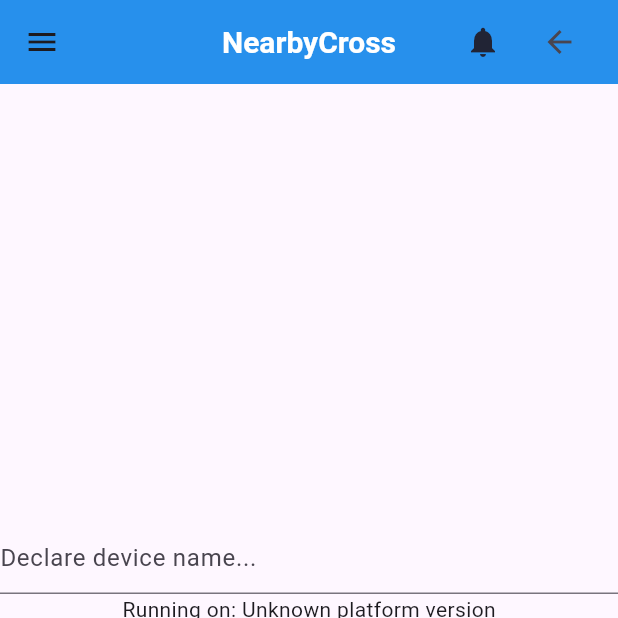
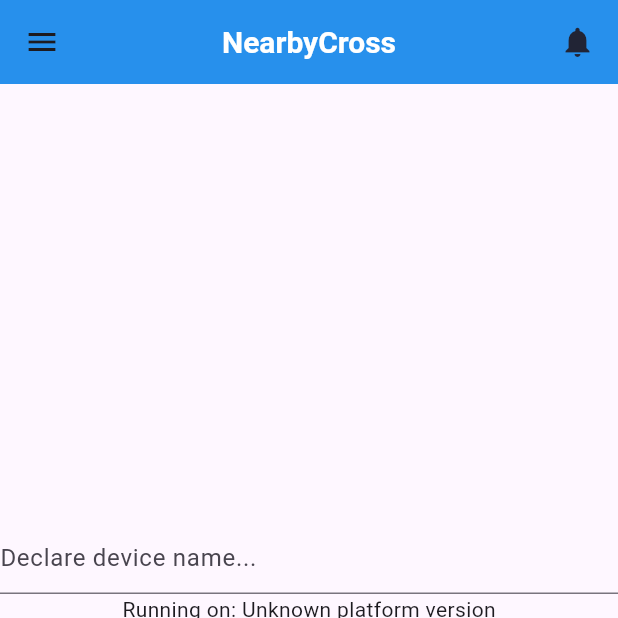
Before and after one commit to IgVelasco/nearby_cross, a Flutter app: the screen it shows after launch, on a phone screen of 412 x 824 dp, the top half of it. Run offline on Flutter 3.47's test engine with Material 3 defaults, Android fonts, the phone set to English and light mode, and no system bars; our stand-ins replace permission_handler, plugin_platform_interface; missing offline and left inert: dart:ffi.

Commit message:
refactor(flutter): :art: Refactor screens

```diff
--- /dev/null
+++ b/example/devtools_options.yaml
@@ -0,0 +1,2 @@
+extensions:
+  - provider: true
--- a/example/lib/screens/advertiser_comunication_screen.dart
+++ b/example/lib/screens/advertiser_comunication_screen.dart
@@ -8,68 +8,61 @@ import '../widgets/nc_appBar.dart';
 import '../widgets/nc_drawer.dart';
 import '../models/app_model.dart';
 
-class AdvertiserComunicationScreen extends StatefulWidget {
+class AdvertiserComunicationScreen extends StatelessWidget {
   final Item advertiser;
-  const AdvertiserComunicationScreen(this.advertiser, {super.key});
+  AdvertiserComunicationScreen({super.key, required this.advertiser});
 
-  @override
-  State<AdvertiserComunicationScreen> createState() =>
-      _AdvertiserComunicationScreenState();
-}
-
-class _AdvertiserComunicationScreenState
-    extends State<AdvertiserComunicationScreen> {
   final TextEditingController _textFieldController = TextEditingController();
-  bool _isDiscovering = false;
-  String _platformVersion = 'Unknown';
-  String _endpointId = 'Unknown 2';
-  Color _bgColor = Colors.white;
+  final String _platformVersion = 'Unknown';
+  final String _endpointId = 'Unknown 3';
+  final Color _bgColor = Colors.white;
   final _nearbyCrossPlugin = NearbyCross();
 
-  String serviceId = 'com.example.nearbyCrossExample';
+  final String serviceId = 'com.example.nearbyCrossExample';
 
-  @override
-  void initState() {
-    super.initState();
-    initPlatformState();
-  }
+  // @override
+  // void initState() {
+  //   super.initState();
+  //   initPlatformState();
+  // }
 
-  // Platform messages are asynchronous, so we initialize in an async method.
-  Future<void> initPlatformState() async {
-    String platformVersion;
-    // Platform messages may fail, so we use a try/catch PlatformException.
-    // We also handle the message potentially returning null.
-    try {
-      platformVersion = await _nearbyCrossPlugin.getPlatformVersion() ??
-          'Unknown platform version';
+  // // Platform messages are asynchronous, so we initialize in an async method.
+  // Future<void> initPlatformState() async {
+  //   String platformVersion;
+  //   // Platform messages may fail, so we use a try/catch PlatformException.
+  //   // We also handle the message potentially returning null.
+  //   try {
+  //     platformVersion = await _nearbyCrossPlugin.getPlatformVersion() ??
+  //         'Unknown platform version';
 
-      _nearbyCrossPlugin.methodChannel.setMethodCallHandler((call) async {
-        if (call.method == 'onEndpointFound') {
-          setState(() {
-            _endpointId = call.arguments;
-          });
-          print('Endpoint found: $_endpointId');
-        }
-      });
-    } on PlatformException {
-      platformVersion = 'Failed to get platform version.';
-    }
+  //     _nearbyCrossPlugin.methodChannel.setMethodCallHandler((call) async {
+  //       if (call.method == 'onEndpointFound') {
+  //         setState(() {
+  //           _endpointId = call.arguments;
+  //         });
+  //         print('Endpoint found: $_endpointId');
+  //       }
+  //     });
+  //   } on PlatformException {
+  //     platformVersion = 'Failed to get platform version.';
+  //   }
 
-    // If the widget was removed from the tree while the asynchronous platform
-    // message was in flight, we want to discard the reply rather than calling
-    // setState to update our non-existent appearance.
-    if (!mounted) return;
+  //   // If the widget was removed from the tree while the asynchronous platform
+  //   // message was in flight, we want to discard the reply rather than calling
+  //   // setState to update our non-existent appearance.
+  //   if (!mounted) return;
 
-    setState(() {
-      _platformVersion = platformVersion;
-    });
-  }
+  //   setState(() {
+  //     _platformVersion = platformVersion;
+  //   });
+  // }
 
   @override
   Widget build(BuildContext context) {
     return MaterialApp(
       home: Scaffold(
         appBar: const NCAppBar(),
+        drawer: const NCDrawer(),
         body: Column(
           mainAxisAlignment: MainAxisAlignment.center,
           children: [
@@ -125,16 +118,12 @@ class _AdvertiserComunicationScreenState
     } catch (e) {
       print('Error starting advertising: $e');
     }
-
-    setState(() {
-      _isDiscovering = false;
-    });
   }
 
   void _disconnect() async {
     try {
       await _nearbyCrossPlugin.disconnect(serviceId);
-      Navigator.pop(context);
+      // Navigator.pop(context);
     } catch (e) {
       print('Error disconnecting: $e');
     }
--- a/example/lib/screens/main_screen.dart
+++ b/example/lib/screens/main_screen.dart
@@ -185,7 +185,7 @@ class MainScreen extends StatelessWidget {
                               Navigator.of(context).push(MaterialPageRoute(
                                 builder: (context) =>
                                     AdvertiserComunicationScreen(
-                                        app.connectedAdvertiser),
+                                        advertiser: app.connectedAdvertiser),
                               ));
                             },
                             trailing: const Icon(Icons.arrow_forward_ios,
--- a/example/lib/widgets/nc_appBar.dart
+++ b/example/lib/widgets/nc_appBar.dart
@@ -10,29 +10,22 @@ class NCAppBar extends StatelessWidget implements PreferredSizeWidget {
     return AppBar(
       elevation: 4,
       centerTitle: true,
-      automaticallyImplyLeading: true,
+      // automaticallyImplyLeading: true,
       backgroundColor: Colors.blue,
       shape: const RoundedRectangleBorder(
         borderRadius: BorderRadius.zero,
       ),
       // leading: const DrawerButton(),
-      //  const Icon(
+      // const Icon(
       //   Icons.sort,
       //   color: Color(0xff212435),
       //   size: 24,
       // ),
-      actions: const [
-        Padding(
-          padding: EdgeInsets.fromLTRB(0, 0, 15, 0),
+      actions: [
+        const Padding(
+          padding: const EdgeInsets.fromLTRB(0, 0, 15, 0),
           child: Icon(Icons.notifications, color: Color(0xff212435), size: 24),
         ),
-        Padding(
-            padding: EdgeInsets.fromLTRB(0, 0, 15, 0),
-            child: BackButton(
-                // onPressed: () => Navigator.pop(context),
-                )
-            // Icon(Icons.arrow_back, color: Color(0xff212435), size: 24),
-            ),
       ],
       title: const Text(
         "NearbyCross",
--- a/example/lib/widgets/nc_drawer.dart
+++ b/example/lib/widgets/nc_drawer.dart
@@ -26,7 +26,7 @@ class NCDrawer extends StatelessWidget {
             title: const Text('Discoverer'),
             onTap: () {
               Navigator.of(context).push(MaterialPageRoute(
-                builder: (context) => MainScreen(),
+                builder: (context) => const MainScreen(),
               ));
             },
           ),
```
